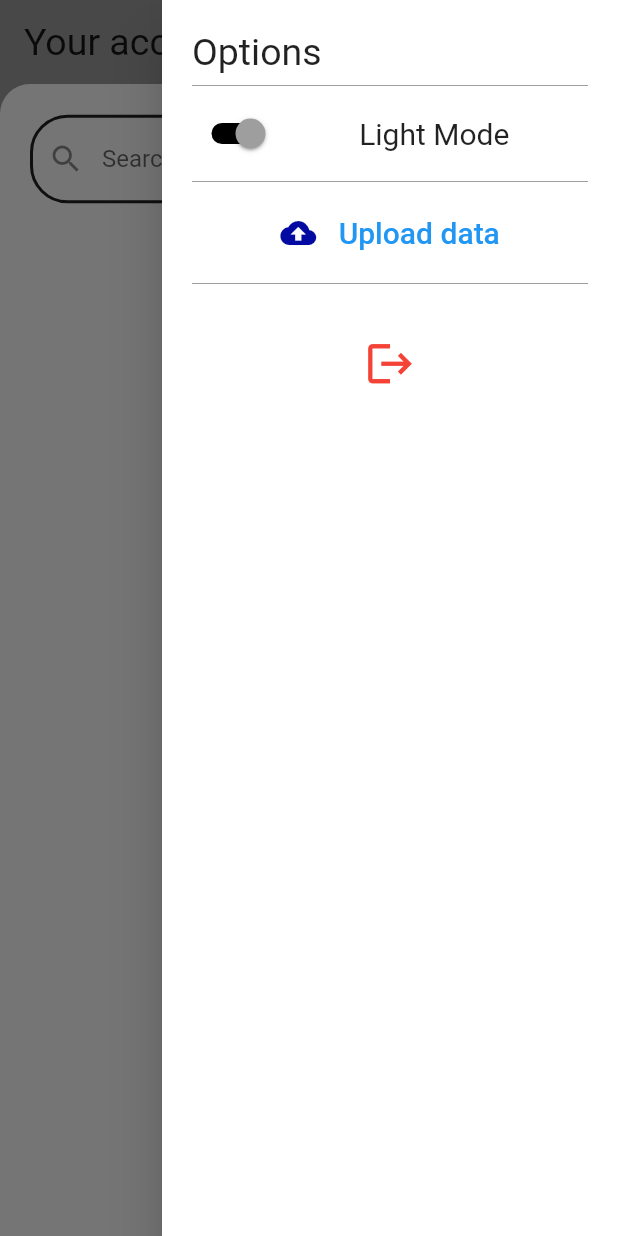
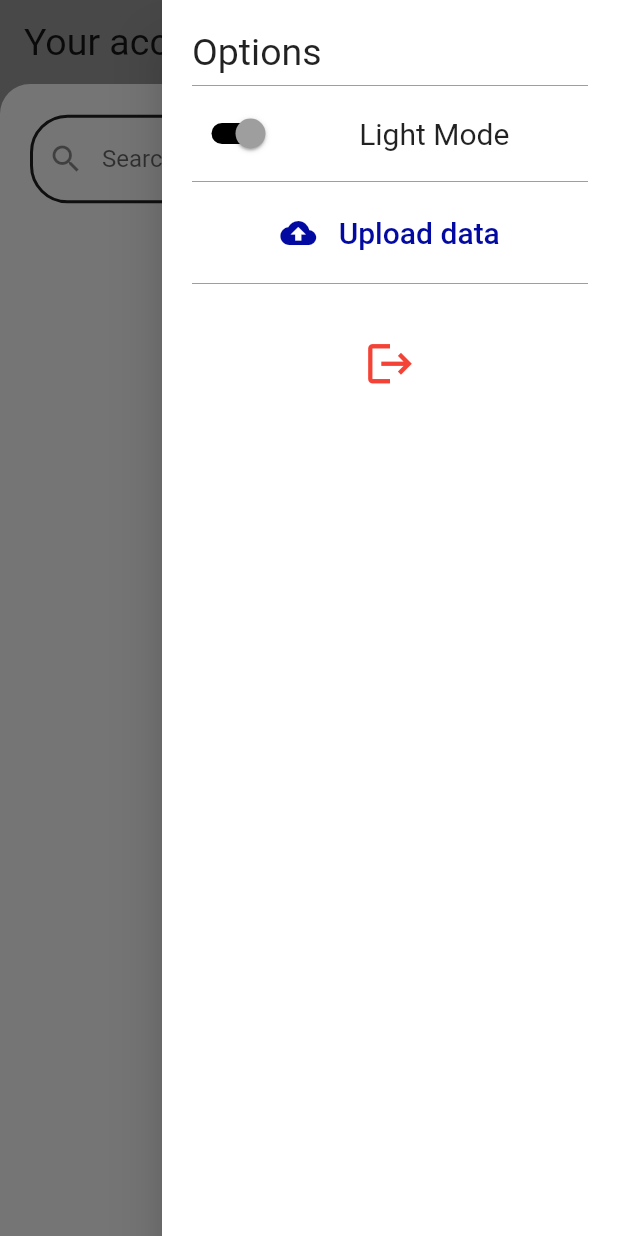
Before and after one commit to grievous110/PasswordManager, a Flutter app: the ManagePage screen opened directly, with the side drawer open, on a phone screen of 412 x 824 dp. Run offline on Flutter 3.47's test engine with Material 2 defaults, Android fonts, the phone set to English and light mode, and no system bars; our stand-ins replace file_picker, flutter_svg, package_info_plus, shared_preferences; missing offline and left inert: encrypt, firedart; accounts and stored records are empty.

Commit message:
Update navbar.dart
color adjustment

```diff
--- a/lib/pages/widgets/navbar.dart
+++ b/lib/pages/widgets/navbar.dart
@@ -177,7 +177,7 @@ class NavBar extends StatelessWidget {
                         style: TextStyle(
                           fontSize:
                               Theme.of(context).textTheme.bodyMedium!.fontSize,
-                          color: Colors.blue,
+                          color: Theme.of(context).colorScheme.primary,
                         ),
                       ),
                     ),
@@ -203,7 +203,7 @@ class NavBar extends StatelessWidget {
                         style: TextStyle(
                           fontSize:
                           Theme.of(context).textTheme.bodyMedium!.fontSize,
-                          color: Colors.blue,
+                          color: Theme.of(context).colorScheme.primary,
                         ),
                       ),
                     ),
```
